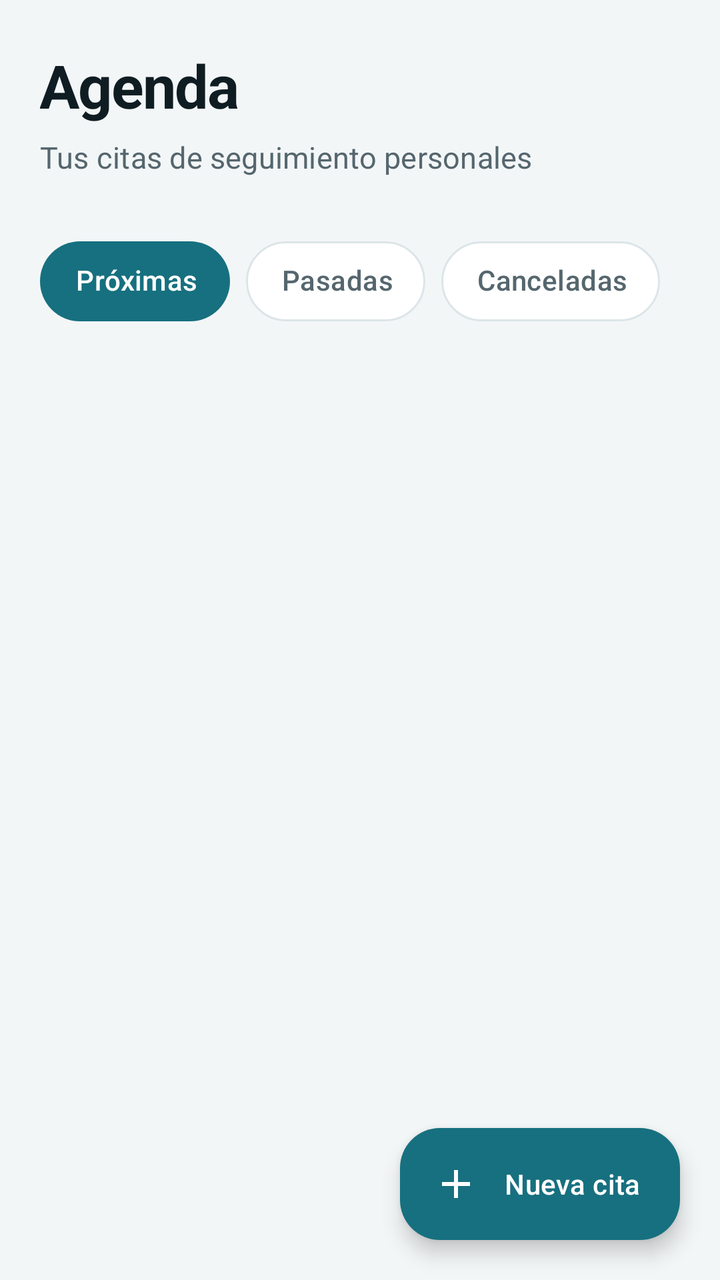
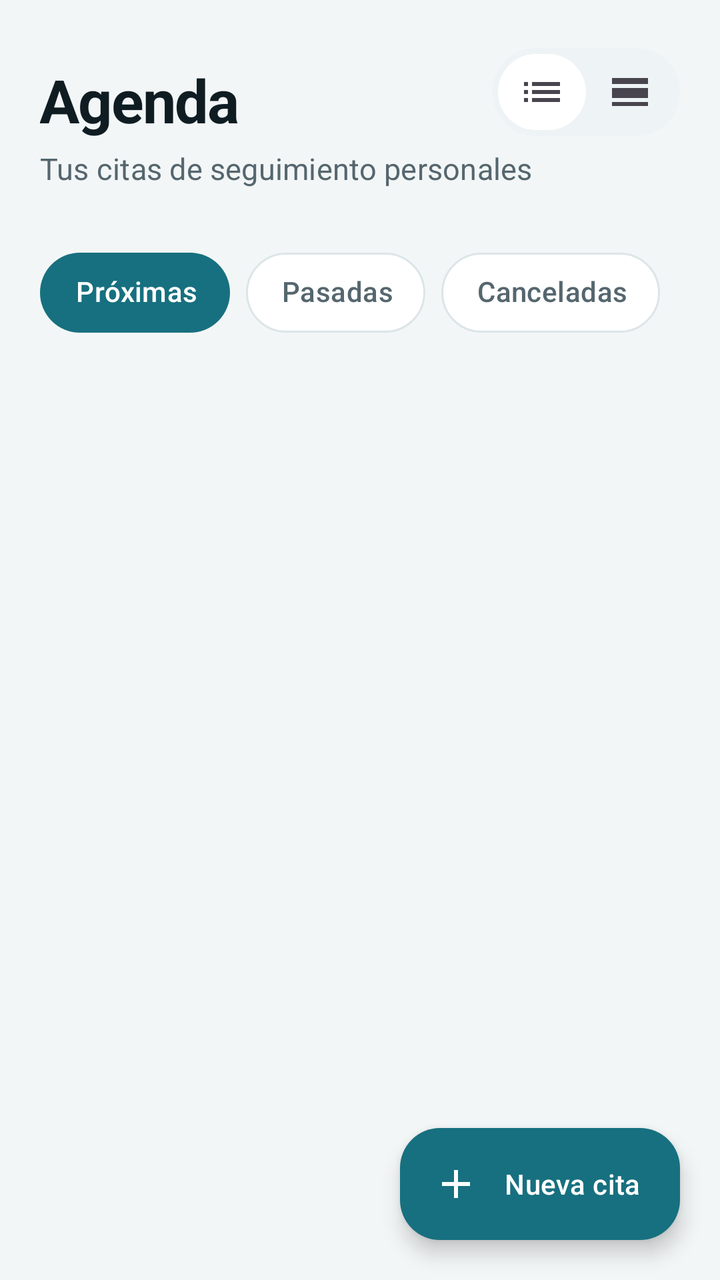

Screens rendered from an Android XML layout before and after an edit, with the pre-edit source and the edit as a unified diff.
<!-- AndroidManifest.xml: application theme Theme.Medi -->
<!-- res/layout/fragment_agenda.xml -->
<?xml version="1.0" encoding="utf-8"?>
<androidx.coordinatorlayout.widget.CoordinatorLayout xmlns:android="http://schemas.android.com/apk/res/android"
    xmlns:app="http://schemas.android.com/apk/res-auto"
    android:layout_width="match_parent"
    android:layout_height="match_parent"
    android:background="?android:attr/colorBackground">

    <LinearLayout
        android:layout_width="match_parent"
        android:layout_height="match_parent"
        android:orientation="vertical">

        <LinearLayout
            android:id="@+id/encabezado"
            android:layout_width="match_parent"
            android:layout_height="wrap_content"
            android:orientation="vertical"
            android:paddingHorizontal="@dimen/screen_gutter"
            android:paddingTop="@dimen/space_xl">

            <LinearLayout
                android:layout_width="match_parent"
                android:layout_height="wrap_content"
                android:gravity="bottom"
                android:orientation="horizontal">

                <TextView
                    android:layout_width="0dp"
                    android:layout_height="wrap_content"
                    android:layout_weight="1"
                    android:accessibilityHeading="true"
                    android:text="@string/agenda_titulo"
                    android:textAppearance="@style/TextAppearance.Medi.Display"
                    android:textColor="?attr/colorOnSurface" />

                <TextView
                    android:id="@+id/mes"
                    android:layout_width="wrap_content"
                    android:layout_height="wrap_content"
                    android:layout_marginBottom="6dp"
                    android:textAppearance="@style/TextAppearance.Medi.Label"
                    android:textColor="?attr/colorPrimary" />
            </LinearLayout>

            <TextView
                android:layout_width="wrap_content"
                android:layout_height="wrap_content"
                android:layout_marginTop="@dimen/space_xs"
                android:text="@string/agenda_subtitulo"
                android:textAppearance="@style/TextAppearance.Medi.Body"
                android:textColor="?attr/colorOnSurfaceVariant" />
        </LinearLayout>

        <androidx.recyclerview.widget.RecyclerView
            android:id="@+id/dias"
            android:layout_width="match_parent"
            android:layout_height="wrap_content"
            android:layout_marginTop="@dimen/space_l"
            android:clipToPadding="false"
            android:orientation="horizontal"
            android:overScrollMode="never"
            android:paddingHorizontal="@dimen/screen_gutter" />

        <HorizontalScrollView
            android:layout_width="match_parent"
            android:layout_height="wrap_content"
            android:layout_marginTop="@dimen/space_m"
            android:clipToPadding="false"
            android:overScrollMode="never"
            android:paddingHorizontal="@dimen/screen_gutter"
            android:scrollbars="none">

            <com.google.android.material.chip.ChipGroup
                android:id="@+id/filtros"
                android:layout_width="wrap_content"
                android:layout_height="wrap_content"
                app:chipSpacingHorizontal="8dp"
                app:selectionRequired="true"
                app:singleLine="true"
                app:singleSelection="true">

                <com.google.android.material.chip.Chip
                    android:id="@+id/chip_proximas"
                    style="@style/Widget.Medi.Chip.Filtro"
                    android:layout_width="wrap_content"
                    android:layout_height="wrap_content"
                    android:checked="true"
                    android:text="@string/filtro_proximas" />

                <com.google.android.material.chip.Chip
                    android:id="@+id/chip_pasadas"
                    style="@style/Widget.Medi.Chip.Filtro"
                    android:layout_width="wrap_content"
                    android:layout_height="wrap_content"
                    android:text="@string/filtro_pasadas" />

                <com.google.android.material.chip.Chip
                    android:id="@+id/chip_canceladas"
                    style="@style/Widget.Medi.Chip.Filtro"
                    android:layout_width="wrap_content"
                    android:layout_height="wrap_content"
                    android:text="@string/filtro_canceladas" />
            </com.google.android.material.chip.ChipGroup>
        </HorizontalScrollView>

        <FrameLayout
            android:layout_width="match_parent"
            android:layout_height="0dp"
            android:layout_weight="1">

            <androidx.recyclerview.widget.RecyclerView
                android:id="@+id/lista"
                android:layout_width="match_parent"
                android:layout_height="match_parent"
                android:clipToPadding="false"
                android:paddingHorizontal="@dimen/screen_gutter"
                android:paddingBottom="104dp" />

            <androidx.core.widget.NestedScrollView
                android:id="@+id/vacio_contenedor"
                android:layout_width="match_parent"
                android:layout_height="match_parent"
                android:clipToPadding="false"
                android:paddingHorizontal="@dimen/screen_gutter"
                android:paddingTop="@dimen/space_l"
                android:paddingBottom="104dp"
                android:visibility="gone">

                <include
                    android:id="@+id/vacio"
                    layout="@layout/view_estado_vacio" />
            </androidx.core.widget.NestedScrollView>
        </FrameLayout>
    </LinearLayout>

    <com.google.android.material.floatingactionbutton.ExtendedFloatingActionButton
        android:id="@+id/fab"
        style="@style/Widget.Medi.Fab"
        android:layout_width="wrap_content"
        android:layout_height="wrap_content"
        android:layout_gravity="bottom|end"
        android:layout_margin="@dimen/screen_gutter"
        android:text="@string/nueva_cita"
        app:icon="@drawable/ic_add" />

</androidx.coordinatorlayout.widget.CoordinatorLayout>
<!-- res/layout/view_estado_vacio.xml (included above) -->
<?xml version="1.0" encoding="utf-8"?>
<com.google.android.material.card.MaterialCardView xmlns:android="http://schemas.android.com/apk/res/android"
    xmlns:app="http://schemas.android.com/apk/res-auto"
    android:layout_width="match_parent"
    android:layout_height="wrap_content">

    <LinearLayout
        android:layout_width="match_parent"
        android:layout_height="wrap_content"
        android:gravity="center_horizontal"
        android:orientation="vertical"
        android:paddingHorizontal="@dimen/space_xl"
        android:paddingVertical="40dp">

        <FrameLayout
            android:id="@+id/circulo"
            android:layout_width="96dp"
            android:layout_height="96dp"
            android:background="@drawable/bg_circle">

            <ImageView
                android:id="@+id/icono"
                android:layout_width="40dp"
                android:layout_height="40dp"
                android:layout_gravity="center"
                android:importantForAccessibility="no" />
        </FrameLayout>

        <TextView
            android:id="@+id/titulo"
            android:layout_width="wrap_content"
            android:layout_height="wrap_content"
            android:layout_marginTop="@dimen/space_xl"
            android:gravity="center"
            android:textAppearance="@style/TextAppearance.Medi.Title"
            android:textColor="?attr/colorOnSurface"
            android:textSize="19sp" />

        <TextView
            android:id="@+id/cuerpo"
            android:layout_width="wrap_content"
            android:layout_height="wrap_content"
            android:layout_marginTop="@dimen/space_s"
            android:gravity="center"
            android:maxWidth="300dp"
            android:textAppearance="@style/TextAppearance.Medi.Body"
            android:textColor="?attr/colorOnSurfaceVariant" />

        <com.google.android.material.button.MaterialButton
            android:id="@+id/accion"
            style="@style/Widget.Medi.Button.Tonal"
            android:layout_width="wrap_content"
            android:layout_height="wrap_content"
            android:layout_marginTop="@dimen/space_xl"
            android:paddingHorizontal="24dp"
            android:visibility="gone"
            app:icon="@drawable/ic_add"
            app:iconGravity="textStart" />
    </LinearLayout>
</com.google.android.material.card.MaterialCardView>
<!-- resources referenced by this layout -->
<resources>
  <dimen name="screen_gutter">20dp</dimen>
  <dimen name="space_l">16dp</dimen>
  <dimen name="space_m">12dp</dimen>
  <dimen name="space_s">8dp</dimen>
  <dimen name="space_xl">24dp</dimen>
  <dimen name="space_xs">4dp</dimen>
  <string name="agenda_titulo">Agenda</string>
  <string name="filtro_canceladas">Canceladas</string>
  <string name="filtro_pasadas">Pasadas</string>
  <string name="filtro_proximas">Próximas</string>
  <string name="nueva_cita">Nueva cita</string>
  <dimen name="radius_m">20dp</dimen>
  <color name="md_primary">#17707F</color>
  <color name="md_on_primary">#FFFFFF</color>
  <color name="md_primary_container">#CFECEF</color>
  <color name="md_on_primary_container">#052F36</color>
  <color name="md_inverse_primary">#86D3DF</color>
  <color name="md_secondary">#4A6572</color>
  <color name="md_on_secondary">#FFFFFF</color>
  <color name="md_secondary_container">#DCE8EE</color>
  <color name="md_tertiary">#C9674E</color>
  <color name="md_on_tertiary">#FFFFFF</color>
  <color name="md_tertiary_container">#FFE1D8</color>
  <color name="md_error">#BA1A1A</color>
  <color name="md_on_error">#FFFFFF</color>
  <color name="md_error_container">#FFDAD6</color>
  <color name="md_on_error_container">#410002</color>
  <color name="md_background">#F3F6F7</color>
  <color name="md_on_background">#0F1D23</color>
  <color name="md_surface">#F3F6F7</color>
  <color name="md_on_surface">#0F1D23</color>
  <color name="md_surface_variant">#E3EBEE</color>
  <color name="md_on_surface_variant">#55666E</color>
  <color name="md_outline">#8A9BA3</color>
  <color name="md_outline_variant">#DCE5E8</color>
  <color name="md_inverse_surface">#25333A</color>
  <color name="md_inverse_on_surface">#EBF2F4</color>
  <color name="md_surface_container">#EEF3F5</color>
  <dimen name="radius_s">12dp</dimen>
  <dimen name="radius_l">28dp</dimen>
  <!-- unchanged entries left out for length: 33 -->
</resources>

<!-- the commit's change to res/layout/fragment_agenda.xml (unified diff, before → after) -->
@@ -33,22 +33,56 @@
                     android:textAppearance="@style/TextAppearance.Medi.Display"
                     android:textColor="?attr/colorOnSurface" />
 
+                <LinearLayout
+                    android:id="@+id/selector_vista"
+                    android:layout_width="wrap_content"
+                    android:layout_height="wrap_content"
+                    android:layout_marginBottom="2dp"
+                    android:background="@drawable/bg_segment_track"
+                    android:orientation="horizontal"
+                    android:padding="3dp">
+
+                    <ImageButton
+                        android:id="@+id/btn_vista_lista"
+                        android:layout_width="44dp"
+                        android:layout_height="38dp"
+                        android:background="@drawable/bg_segmento_sel"
+                        android:contentDescription="@string/vista_lista"
+                        android:src="@drawable/ic_view_list" />
+
+                    <ImageButton
+                        android:id="@+id/btn_vista_calendario"
+                        android:layout_width="44dp"
+                        android:layout_height="38dp"
+                        android:background="@drawable/ripple_pill"
+                        android:contentDescription="@string/vista_calendario"
+                        android:src="@drawable/ic_view_day" />
+                </LinearLayout>
+            </LinearLayout>
+
+            <LinearLayout
+                android:layout_width="match_parent"
+                android:layout_height="wrap_content"
+                android:layout_marginTop="@dimen/space_xs"
+                android:gravity="center_vertical"
+                android:orientation="horizontal">
+
+                <TextView
+                    android:layout_width="0dp"
+                    android:layout_height="wrap_content"
+                    android:layout_weight="1"
+                    android:text="@string/agenda_subtitulo"
+                    android:textAppearance="@style/TextAppearance.Medi.Body"
+                    android:textColor="?attr/colorOnSurfaceVariant" />
+
                 <TextView
                     android:id="@+id/mes"
                     android:layout_width="wrap_content"
                     android:layout_height="wrap_content"
-                    android:layout_marginBottom="6dp"
+                    android:layout_marginStart="@dimen/space_s"
                     android:textAppearance="@style/TextAppearance.Medi.Label"
                     android:textColor="?attr/colorPrimary" />
             </LinearLayout>
-
-            <TextView
-                android:layout_width="wrap_content"
-                android:layout_height="wrap_content"
-                android:layout_marginTop="@dimen/space_xs"
-                android:text="@string/agenda_subtitulo"
-                android:textAppearance="@style/TextAppearance.Medi.Body"
-                android:textColor="?attr/colorOnSurfaceVariant" />
         </LinearLayout>
 
         <androidx.recyclerview.widget.RecyclerView
@@ -62,6 +96,7 @@
             android:paddingHorizontal="@dimen/screen_gutter" />
 
         <HorizontalScrollView
+            android:id="@+id/filtros_scroll"
             android:layout_width="match_parent"
             android:layout_height="wrap_content"
             android:layout_marginTop="@dimen/space_m"
@@ -115,6 +150,40 @@
                 android:clipToPadding="false"
                 android:paddingHorizontal="@dimen/screen_gutter"
                 android:paddingBottom="104dp" />
+
+            
+            <LinearLayout
+                android:id="@+id/calendario_contenedor"
+                android:layout_width="match_parent"
+                android:layout_height="match_parent"
+                android:orientation="vertical"
+                android:visibility="gone">
+
+                <TextView
+                    android:id="@+id/calendario_titulo"
+                    android:layout_width="match_parent"
+                    android:layout_height="wrap_content"
+                    android:accessibilityLiveRegion="polite"
+                    android:paddingHorizontal="@dimen/screen_gutter"
+                    android:paddingTop="@dimen/space_l"
+                    android:paddingBottom="@dimen/space_s"
+                    android:textAppearance="@style/TextAppearance.Medi.Label"
+                    android:textColor="?attr/colorOnSurfaceVariant" />
+
+                <androidx.core.widget.NestedScrollView
+                    android:id="@+id/calendario_scroll"
+                    android:layout_width="match_parent"
+                    android:layout_height="match_parent"
+                    android:clipToPadding="false"
+                    android:paddingBottom="104dp">
+
+                    <com.mediseguimiento.app.ui.agenda.VistaDiaView
+                        android:id="@+id/vista_dia"
+                        android:layout_width="match_parent"
+                        android:layout_height="wrap_content"
+                        android:paddingEnd="4dp" />
+                </androidx.core.widget.NestedScrollView>
+            </LinearLayout>
 
             <androidx.core.widget.NestedScrollView
                 android:id="@+id/vacio_contenedor"
<!-- resource entries referenced after the edit -->
@@ -6,11 +6,49 @@
   <dimen name="space_s">8dp</dimen>
   <dimen name="space_xl">24dp</dimen>
   <dimen name="space_xs">4dp</dimen>
+  <!-- drawable bg_segment_track (drawable) -->
+  <?xml version="1.0" encoding="utf-8"?>
+  <shape xmlns:android="http://schemas.android.com/apk/res/android" android:shape="rectangle">
+      <solid android:color="?attr/colorSurfaceContainer" />
+      <corners android:radius="999dp" />
+  </shape>
+  <!-- drawable bg_segmento_sel (drawable) -->
+  <?xml version="1.0" encoding="utf-8"?>
+  <ripple xmlns:android="http://schemas.android.com/apk/res/android" android:color="?attr/colorControlHighlight">
+      <item>
+          <shape android:shape="rectangle">
+              <solid android:color="?attr/colorSurfaceContainerLowest" />
+              <corners android:radius="999dp" />
+          </shape>
+      </item>
+  </ripple>
+  <!-- drawable ic_view_day (drawable) -->
+  <?xml version="1.0" encoding="utf-8"?>
+  <vector xmlns:android="http://schemas.android.com/apk/res/android" android:width="24dp" android:height="24dp" android:viewportWidth="24" android:viewportHeight="24" android:tint="?attr/colorControlNormal">
+      <path android:fillColor="@android:color/white" android:pathData="M3,17h18v2H3zM3,10h18v5H3zM3,5h18v3H3z" />
+  </vector>
+  <!-- drawable ic_view_list (drawable) -->
+  <?xml version="1.0" encoding="utf-8"?>
+  <vector xmlns:android="http://schemas.android.com/apk/res/android" android:width="24dp" android:height="24dp" android:viewportWidth="24" android:viewportHeight="24" android:tint="?attr/colorControlNormal">
+      <path android:fillColor="@android:color/white" android:pathData="M3,13h2v-2H3v2zM3,17h2v-2H3v2zM3,9h2V7H3v2zM7,13h14v-2H7v2zM7,17h14v-2H7v2zM7,7v2h14V7H7z" />
+  </vector>
+  <!-- drawable ripple_pill (drawable) -->
+  <?xml version="1.0" encoding="utf-8"?>
+  <ripple xmlns:android="http://schemas.android.com/apk/res/android" android:color="?attr/colorControlHighlight">
+      <item android:id="@android:id/mask">
+          <shape android:shape="rectangle">
+              <solid android:color="@android:color/white" />
+              <corners android:radius="999dp" />
+          </shape>
+      </item>
+  </ripple>
   <string name="agenda_titulo">Agenda</string>
   <string name="filtro_canceladas">Canceladas</string>
   <string name="filtro_pasadas">Pasadas</string>
   <string name="filtro_proximas">Próximas</string>
   <string name="nueva_cita">Nueva cita</string>
+  <string name="vista_calendario">Ver como calendario por horas</string>
+  <string name="vista_lista">Ver como lista</string>
   <dimen name="radius_m">20dp</dimen>
   <color name="md_primary">#17707F</color>
   <color name="md_on_primary">#FFFFFF</color>
